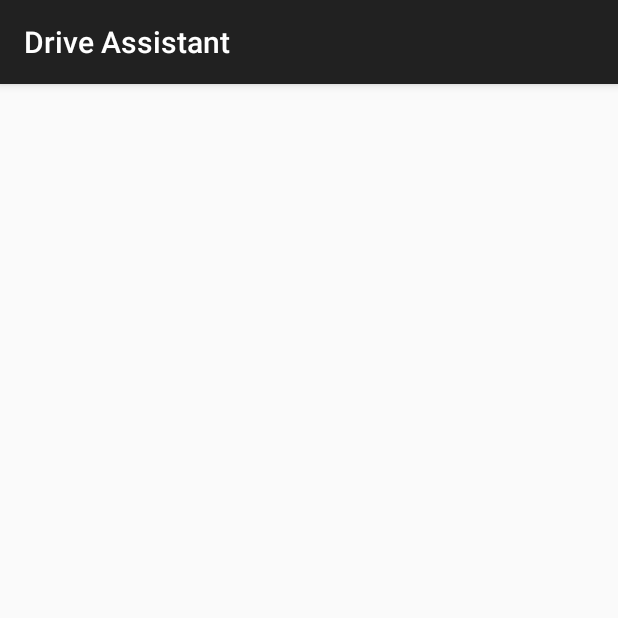
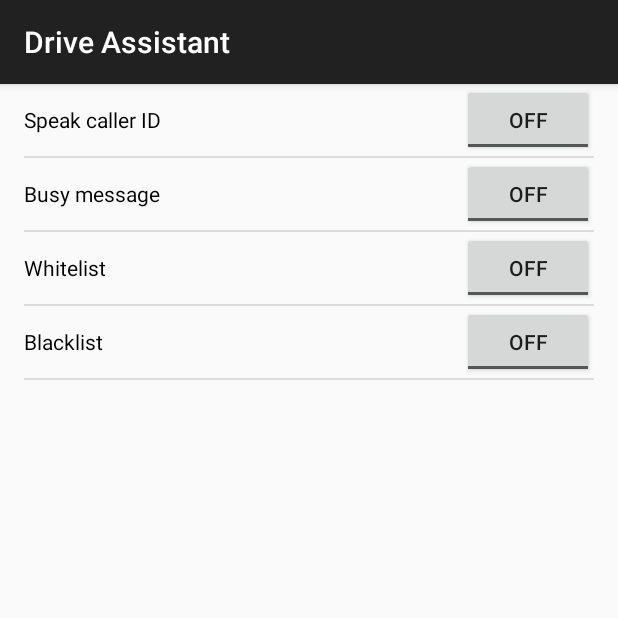
Before and after one commit to alexandruc/DrivingAssistant, an Android app: the screen it shows after launch (MainActivity), on a phone screen of 412 x 824 dp, the top half of it. Run offline under Robolectric (Android 15) with nearby library versions, the light colour scheme and no system bars.

Commit message:
Add UI elements and transitions

```diff
--- a/app/src/main/java/com/alexandruc/drivingassistant/MainActivity.java
+++ b/app/src/main/java/com/alexandruc/drivingassistant/MainActivity.java
@@ -1,9 +1,15 @@
 package com.alexandruc.drivingassistant;
 
+import android.content.Intent;
 import android.support.v7.app.ActionBarActivity;
 import android.os.Bundle;
 import android.view.Menu;
 import android.view.MenuItem;
+import android.view.View;
+import android.widget.AdapterView;
+import android.widget.ListView;
+
+import com.alexandruc.drivingassistant.bl.ToggleButtonListAdapter;
 
 
 public class MainActivity extends ActionBarActivity {
@@ -12,12 +18,25 @@ public class MainActivity extends ActionBarActivity {
     protected void onCreate(Bundle savedInstanceState) {
         super.onCreate(savedInstanceState);
         setContentView(R.layout.activity_main);
+
+        ToggleButtonListAdapter adapter = new ToggleButtonListAdapter(this, getResources().getStringArray(R.array.Strings));
+        ListView lv = (ListView) findViewById(R.id.list);
+        lv.setAdapter(adapter);
+
+        lv.setOnItemClickListener(new AdapterView.OnItemClickListener() {
+            @Override
+            public void onItemClick(AdapterView<?> parent, View view, int position, long id) {
+                final String item = (String) parent.getItemAtPosition(position);
+                if (item.equals(getString(R.string.busy_message))) {
+                    Intent intent = new Intent(getBaseContext(), EditMessageActivity.class);
+                    startActivity(intent);
+                }
+            }
+        });
     }
-
 
     @Override
     public boolean onCreateOptionsMenu(Menu menu) {
-        // Inflate the menu; this adds items to the action bar if it is present.
         getMenuInflater().inflate(R.menu.menu_main, menu);
         return true;
     }
--- /dev/null
+++ b/app/src/main/java/com/alexandruc/drivingassistant/Utils/DataUtils.java
@@ -0,0 +1,6 @@
+package com.alexandruc.drivingassistant.Utils;
+
+public class DataUtils {
+    public static final String sharedPrefsName = "SettingsMenuSharedPrefs";
+    public static final String busyMessageKey = "BusyMessageKey";
+}
--- /dev/null
+++ b/app/src/main/java/com/alexandruc/drivingassistant/bl/ToggleButtonListAdapter.java
@@ -0,0 +1,57 @@
+package com.alexandruc.drivingassistant.bl;
+
+import android.content.Context;
+import android.content.SharedPreferences;
+import android.view.LayoutInflater;
+import android.view.View;
+import android.view.ViewGroup;
+import android.widget.ArrayAdapter;
+import android.widget.TextView;
+import android.widget.Toast;
+import android.widget.ToggleButton;
+
+import com.alexandruc.drivingassistant.R;
+import com.alexandruc.drivingassistant.Utils.DataUtils;
+
+public class ToggleButtonListAdapter extends ArrayAdapter<String> {
+    private final Context context;
+    private final String[] values;
+
+    public ToggleButtonListAdapter(Context context, String[] values) {
+        super(context, R.layout.activity_main, values);
+        this.context = context;
+        this.values = values;
+    }
+
+    @Override
+    public View getView(final int position, View convertView, ViewGroup parent) {
+        LayoutInflater inflater = (LayoutInflater) context
+                .getSystemService(Context.LAYOUT_INFLATER_SERVICE);
+        View rowView = inflater.inflate(R.layout.row_layout, parent, false);
+        TextView textView = (TextView) rowView.findViewById(R.id.settings_text);
+        ToggleButton toggleButton = (ToggleButton) rowView.findViewById(R.id.toggle_button);
+
+        toggleButton.setOnClickListener(new View.OnClickListener() {
+            private final String[] values = getContext().getResources().getStringArray(R.array.Strings);
+
+            @Override
+            public void onClick(View v) {
+                Toast.makeText(getContext(), values[position] + " selected", Toast.LENGTH_LONG).show(); //TODO remove me
+
+                ToggleButton tgl = (ToggleButton) v;
+                SharedPreferences prefs = getContext().getSharedPreferences(DataUtils.sharedPrefsName, Context.MODE_PRIVATE);
+                SharedPreferences.Editor editor = prefs.edit();
+                editor.putBoolean(values[position], tgl.isChecked());
+                editor.apply();
+            }
+        });
+
+        SharedPreferences prefs = getContext().getSharedPreferences(DataUtils.sharedPrefsName, Context.MODE_PRIVATE);
+        toggleButton.setChecked(prefs.getBoolean(values[position], false));
+
+        textView.setText(values[position]);
+
+        return rowView;
+    }
+
+}
--- a/app/src/main/res/layout/activity_main.xml
+++ b/app/src/main/res/layout/activity_main.xml
@@ -1,10 +1,16 @@
-<RelativeLayout xmlns:android="http://schemas.android.com/apk/res/android"
-    xmlns:tools="http://schemas.android.com/tools" android:layout_width="match_parent"
-    android:layout_height="match_parent" android:paddingLeft="@dimen/activity_horizontal_margin"
-    android:paddingRight="@dimen/activity_horizontal_margin"
-    android:paddingTop="@dimen/activity_vertical_margin"
-    android:paddingBottom="@dimen/activity_vertical_margin" tools:context=".MainActivity">
+<LinearLayout xmlns:android="http://schemas.android.com/apk/res/android"
+    xmlns:tools="http://schemas.android.com/tools"
+    android:layout_width="match_parent"
+    android:layout_height="match_parent"
+    android:orientation="horizontal"
+    android:clickable="false"
+    android:paddingLeft="@dimen/activity_horizontal_margin"
+    android:paddingRight="@dimen/activity_horizontal_margin" >
 
+    <ListView
+        android:id="@+id/list"
+        android:layout_width="fill_parent"
+        android:layout_height="fill_parent">
+    </ListView>
 
-
-</RelativeLayout>
+</LinearLayout>
--- /dev/null
+++ b/app/src/main/res/layout/row_layout.xml
@@ -0,0 +1,21 @@
+<?xml version="1.0" encoding="utf-8"?>
+<LinearLayout xmlns:android="http://schemas.android.com/apk/res/android"
+    android:orientation="horizontal"
+    android:layout_width="match_parent"
+    android:layout_height="match_parent">
+
+    <TextView
+        android:layout_width="wrap_content"
+        android:layout_height="wrap_content"
+        android:id="@+id/settings_text"
+        android:layout_weight="1"
+        android:textColor="#000000"/>
+
+    <ToggleButton
+        android:layout_width="wrap_content"
+        android:layout_height="wrap_content"
+        android:id="@+id/toggle_button"
+        android:focusable="false"
+        />
+
+</LinearLayout>
--- a/app/src/main/res/values/strings.xml
+++ b/app/src/main/res/values/strings.xml
@@ -2,5 +2,23 @@
 <resources>
 
     <string name="app_name">Drive Assistant</string>
+    <string name="save_text">Save</string>
+    <string name="cancel_text">Cancel</string>
+    <string name="caller_id">Speak caller ID</string>
+    <string name="busy_message">Busy message</string>
+    <string name="whitelist">Whitelist</string>
+    <string name="blacklist">Blacklist</string>
+
+    <string-array name="Strings">
+        <item>@string/caller_id</item>
+        <item>@string/busy_message</item>
+        <item>@string/whitelist</item>
+        <item>@string/blacklist</item>
+    </string-array>
+
+    <string name="title_activity_edit_message">Edit Message</string>
+    <string name="default_busy_message">I\'m driving. I\'ll call you later.</string>
+    <string name="hello_world">Hello world!</string>
+    <string name="action_settings">Settings</string>
 
 </resources>
```
Also changed, not shown: app/src/main/AndroidManifest.xml (+8 -0 lines), app/src/main/java/com/alexandruc/drivingassistant/EditMessageActivity.java (added, +36 -0 lines), app/src/main/res/layout/activity_edit_message.xml (added, +27 -0 lines), app/src/main/res/menu/menu_edit_message.xml (added, +7 -0 lines).
